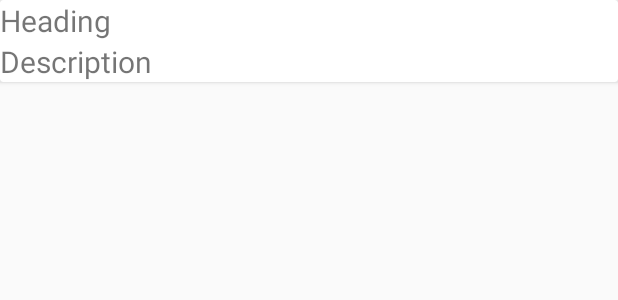
After one commit to AnkitaKar1998/Authentication, an Android app: the layout list_items.xml on its own in the app's theme, with its tools: preview values and no code run, on a phone screen of 412 x 824 dp. The commit adds this screen. Shown: the top 300 px of the screen. Run offline under Robolectric (Android 15) with nearby library versions, the phone set to English and light mode, and no system bars.

Commit message:
recyler view for teacher name after student login

```diff
--- a/app/build.gradle
+++ b/app/build.gradle
@@ -26,8 +26,8 @@ dependencies {
     implementation 'com.google.firebase:firebase-database:16.0.5'
     implementation 'com.android.support.constraint:constraint-layout:1.1.3'
     implementation 'com.android.support:recyclerview-v7:26.0.1'
-
     implementation 'com.android.support:design:26.0.1'
+    implementation 'com.android.support:cardview-v7:26.0.1'
 }
 
 configurations.all {
--- a/app/src/main/AndroidManifest.xml
+++ b/app/src/main/AndroidManifest.xml
@@ -32,7 +32,8 @@
         <activity android:name=".ResetActivity" />
         <activity android:name=".StudentActivity" />
         <activity android:name=".TeacherChatActivity" />
-        <activity android:name=".empty"></activity>
+        <activity android:name=".empty" />
+        <activity android:name=".RecyclerViewActivity"></activity>
     </application>
 
 </manifest>
--- /dev/null
+++ b/app/src/main/res/layout/list_items.xml
@@ -0,0 +1,30 @@
+<?xml version="1.0" encoding="utf-8"?>
+<android.support.constraint.ConstraintLayout
+    xmlns:android="http://schemas.android.com/apk/res/android" android:layout_width="match_parent"
+    android:layout_height="match_parent">
+
+    <android.support.v7.widget.CardView
+        android:layout_width="match_parent"
+        android:layout_height="wrap_content">
+
+        <LinearLayout
+            android:orientation="vertical"
+            android:layout_width="match_parent"
+            android:layout_height="wrap_content">
+
+            <TextView
+                android:id="@+id/textViewHead"
+                android:text="Heading"
+                android:textSize="20sp"
+                android:layout_width="match_parent"
+                android:layout_height="wrap_content" />
+            <TextView
+                android:id="@+id/textViewDesc"
+                android:text="Description"
+                android:textSize="20sp"
+                android:layout_width="match_parent"
+                android:layout_height="wrap_content" />
+        </LinearLayout>
+    </android.support.v7.widget.CardView>
+
+</android.support.constraint.ConstraintLayout>
```
Also changed, not shown: app/src/main/java/com/example/divak/authentication/Listitem.java (added, +27 -0 lines), app/src/main/java/com/example/divak/authentication/MainActivity.java (+24 -1 lines), app/src/main/java/com/example/divak/authentication/RecyclerViewActivity.java (added, +13 -0 lines), app/src/main/res/layout/activity_recycler_view.xml (added, +15 -0 lines).
